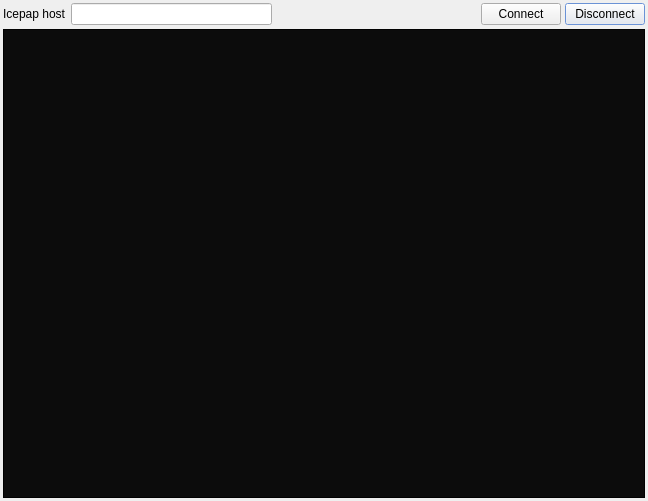
Before: the Qt Designer form ui_icepapcms/qt_designer_files/ipapconsole.ui in ALBA-Synchrotron/IcepapCMS, drawn with Qt 5.
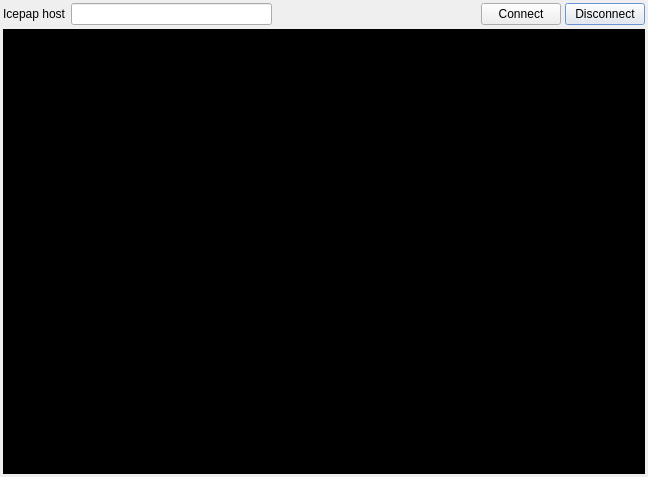
After: the same form once the commit is applied. Icons and pictures are not drawn. Custom widgets are drawn as their Qt base class.

```diff
--- a/ui_icepapcms/qt_designer_files/ipapconsole.ui
+++ b/ui_icepapcms/qt_designer_files/ipapconsole.ui
@@ -6,12 +6,21 @@
     <x>0</x>
     <y>0</y>
     <width>648</width>
-    <height>501</height>
+    <height>477</height>
    </rect>
   </property>
   <property name="palette" >
    <palette>
     <active>
+     <colorrole role="Shadow" >
+      <brush brushstyle="SolidPattern" >
+       <color alpha="255" >
+        <red>101</red>
+        <green>148</green>
+        <blue>235</blue>
+       </color>
+      </brush>
+     </colorrole>
      <colorrole role="Highlight" >
       <brush brushstyle="SolidPattern" >
        <color alpha="255" >
@@ -23,6 +32,15 @@
      </colorrole>
     </active>
     <inactive>
+     <colorrole role="Shadow" >
+      <brush brushstyle="SolidPattern" >
+       <color alpha="255" >
+        <red>101</red>
+        <green>148</green>
+        <blue>235</blue>
+       </color>
+      </brush>
+     </colorrole>
      <colorrole role="Highlight" >
       <brush brushstyle="SolidPattern" >
        <color alpha="255" >
@@ -34,6 +52,15 @@
      </colorrole>
     </inactive>
     <disabled>
+     <colorrole role="Shadow" >
+      <brush brushstyle="SolidPattern" >
+       <color alpha="255" >
+        <red>101</red>
+        <green>148</green>
+        <blue>235</blue>
+       </color>
+      </brush>
+     </colorrole>
      <colorrole role="Highlight" >
       <brush brushstyle="SolidPattern" >
        <color alpha="255" >
@@ -63,7 +90,19 @@
    <property name="margin" >
     <number>3</number>
    </property>
-   <property name="spacing" >
+   <property name="topMargin" >
+    <number>3</number>
+   </property>
+   <property name="rightMargin" >
+    <number>3</number>
+   </property>
+   <property name="bottomMargin" >
+    <number>3</number>
+   </property>
+   <property name="horizontalSpacing" >
+    <number>4</number>
+   </property>
+   <property name="verticalSpacing" >
     <number>4</number>
    </property>
    <item row="0" column="0" >
@@ -123,76 +162,12 @@
    </item>
    <item row="1" column="0" colspan="5" >
     <widget class="PyConsoleText" name="console" >
-     <property name="palette" >
-      <palette>
-       <active>
-        <colorrole role="Text" >
-         <brush brushstyle="SolidPattern" >
-          <color alpha="255" >
-           <red>255</red>
-           <green>255</green>
-           <blue>255</blue>
-          </color>
-         </brush>
-        </colorrole>
-        <colorrole role="Base" >
-         <brush brushstyle="SolidPattern" >
-          <color alpha="0" >
-           <red>0</red>
-           <green>0</green>
-           <blue>0</blue>
-          </color>
-         </brush>
-        </colorrole>
-       </active>
-       <inactive>
-        <colorrole role="Text" >
-         <brush brushstyle="SolidPattern" >
-          <color alpha="255" >
-           <red>255</red>
-           <green>255</green>
-           <blue>255</blue>
-          </color>
-         </brush>
-        </colorrole>
-        <colorrole role="Base" >
-         <brush brushstyle="SolidPattern" >
-          <color alpha="0" >
-           <red>0</red>
-           <green>0</green>
-           <blue>0</blue>
-          </color>
-         </brush>
-        </colorrole>
-       </inactive>
-       <disabled>
-        <colorrole role="Text" >
-         <brush brushstyle="SolidPattern" >
-          <color alpha="255" >
-           <red>127</red>
-           <green>125</green>
-           <blue>123</blue>
-          </color>
-         </brush>
-        </colorrole>
-        <colorrole role="Base" >
-         <brush brushstyle="SolidPattern" >
-          <color alpha="0" >
-           <red>0</red>
-           <green>0</green>
-           <blue>0</blue>
-          </color>
-         </brush>
-        </colorrole>
-       </disabled>
-      </palette>
-     </property>
      <property name="font" >
       <font/>
      </property>
      <property name="styleSheet" >
       <string>QTextEdit { 
-background-color: rgba(0, 0, 0, 95%)
+background-color: rgba(0, 0, 0, 100%)
 }</string>
      </property>
      <property name="horizontalScrollBarPolicy" >
```
Left out of the diff: 8 changed lines with no effect on the pictures.
